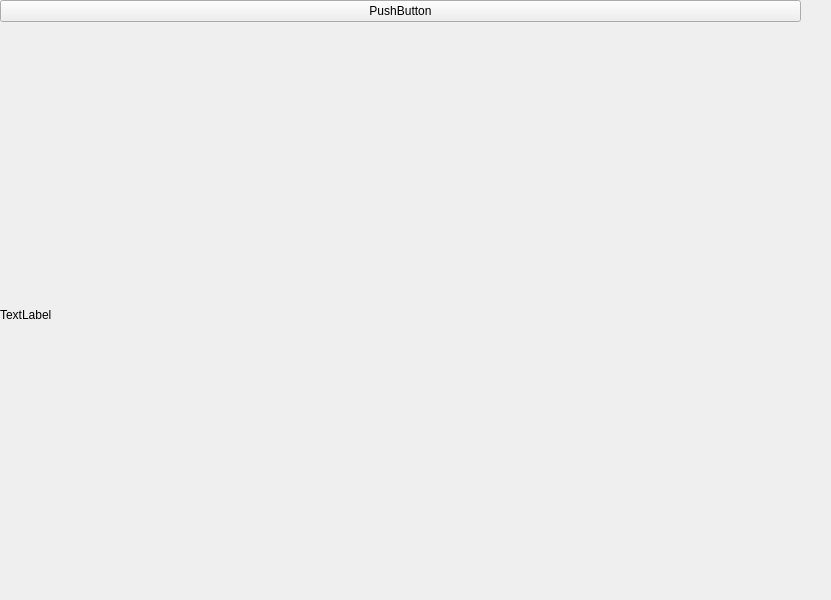
Qt form Proyecto/Interfaces/vista_previa_pedidos_window.ui (EdCenten0/MAPA-Python) before a commit.
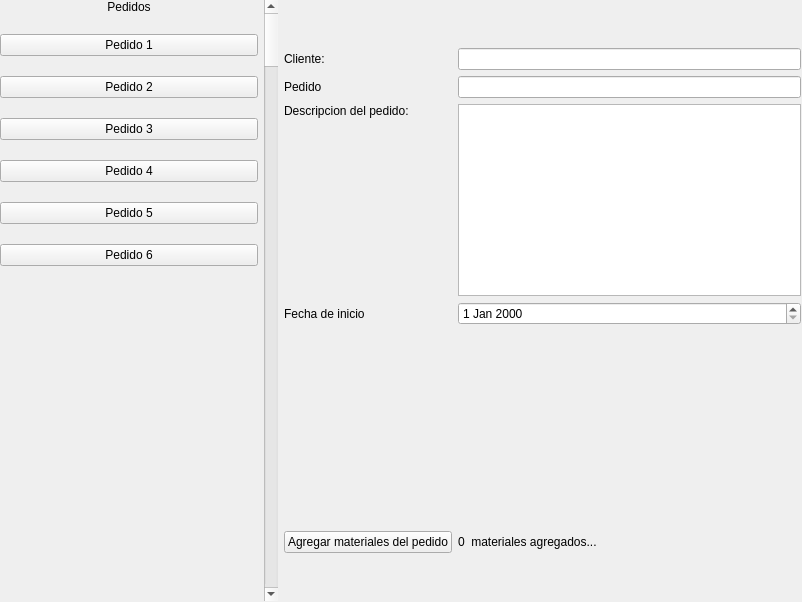
The same form after that commit.

Commit message: Ventana de vista previa de pedidos diseñada

Patch:
```diff
--- a/Proyecto/Interfaces/vista_previa_pedidos_window.ui
+++ b/Proyecto/Interfaces/vista_previa_pedidos_window.ui
@@ -6,8 +6,8 @@
    <rect>
     <x>0</x>
     <y>0</y>
-    <width>831</width>
-    <height>600</height>
+    <width>802</width>
+    <height>602</height>
    </rect>
   </property>
   <property name="windowTitle">
@@ -23,27 +23,203 @@
       <height>601</height>
      </rect>
     </property>
-    <layout class="QHBoxLayout" name="horizontalLayout">
+    <layout class="QHBoxLayout" name="horizontalLayout" stretch="1,0,2">
      <item>
-      <layout class="QVBoxLayout" name="verticalLayout">
-       <item>
-        <widget class="QPushButton" name="pushButton">
-         <property name="text">
-          <string>PushButton</string>
-         </property>
-        </widget>
-       </item>
+      <layout class="QVBoxLayout" name="verticalLayout" stretch="0,0,0,0,0,0,0,0">
+       <property name="spacing">
+        <number>20</number>
+       </property>
+       <property name="bottomMargin">
+        <number>30</number>
+       </property>
        <item>
         <widget class="QLabel" name="label">
+         <property name="frameShadow">
+          <enum>QFrame::Plain</enum>
+         </property>
          <property name="text">
-          <string>TextLabel</string>
+          <string>Pedidos</string>
          </property>
+         <property name="alignment">
+          <set>Qt::AlignCenter</set>
+         </property>
         </widget>
        </item>
+       <item>
+        <widget class="QPushButton" name="pushButton">
+         <property name="text">
+          <string>Pedido 1</string>
+         </property>
+        </widget>
+       </item>
+       <item>
+        <widget class="QPushButton" name="pushButton_6">
+         <property name="text">
+          <string>Pedido 2</string>
+         </property>
+        </widget>
+       </item>
+       <item>
+        <widget class="QPushButton" name="pushButton_5">
+         <property name="text">
+          <string>Pedido 3</string>
+         </property>
+        </widget>
+       </item>
+       <item>
+        <widget class="QPushButton" name="pushButton_2">
+         <property name="text">
+          <string>Pedido 4</string>
+         </property>
+        </widget>
+       </item>
+       <item>
+        <widget class="QPushButton" name="pushButton_4">
+         <property name="text">
+          <string>Pedido 5</string>
+         </property>
+        </widget>
+       </item>
+       <item>
+        <widget class="QPushButton" name="pushButton_3">
+         <property name="text">
+          <string>Pedido 6</string>
+         </property>
+        </widget>
+       </item>
+       <item>
+        <spacer name="verticalSpacer">
+         <property name="orientation">
+          <enum>Qt::Vertical</enum>
+         </property>
+         <property name="sizeHint" stdset="0">
+          <size>
+           <width>11</width>
+           <height>30</height>
+          </size>
+         </property>
+        </spacer>
+       </item>
       </layout>
      </item>
      <item>
-      <layout class="QGridLayout" name="gridLayout"/>
+      <widget class="QScrollBar" name="verticalScrollBar">
+       <property name="orientation">
+        <enum>Qt::Vertical</enum>
+       </property>
+      </widget>
+     </item>
+     <item>
+      <layout class="QGridLayout" name="gridLayout">
+       <item row="0" column="1">
+        <spacer name="verticalSpacer_4">
+         <property name="orientation">
+          <enum>Qt::Vertical</enum>
+         </property>
+         <property name="sizeHint" stdset="0">
+          <size>
+           <width>20</width>
+           <height>40</height>
+          </size>
+         </property>
+        </spacer>
+       </item>
+       <item row="3" column="0">
+        <widget class="QLabel" name="label_4">
+         <property name="text">
+          <string>Descripcion del pedido:</string>
+         </property>
+         <property name="textFormat">
+          <enum>Qt::AutoText</enum>
+         </property>
+         <property name="scaledContents">
+          <bool>false</bool>
+         </property>
+         <property name="alignment">
+          <set>Qt::AlignLeading|Qt::AlignLeft|Qt::AlignTop</set>
+         </property>
+         <property name="wordWrap">
+          <bool>false</bool>
+         </property>
+        </widget>
+       </item>
+       <item row="1" column="0">
+        <widget class="QLabel" name="label_2">
+         <property name="text">
+          <string>Cliente: </string>
+         </property>
+        </widget>
+       </item>
+       <item row="6" column="1">
+        <widget class="QLabel" name="label_6">
+         <property name="text">
+          <string>0  materiales agregados...</string>
+         </property>
+        </widget>
+       </item>
+       <item row="7" column="1">
+        <spacer name="verticalSpacer_3">
+         <property name="orientation">
+          <enum>Qt::Vertical</enum>
+         </property>
+         <property name="sizeHint" stdset="0">
+          <size>
+           <width>20</width>
+           <height>40</height>
+          </size>
+         </property>
+        </spacer>
+       </item>
+       <item row="6" column="0">
+        <widget class="QPushButton" name="pushButton_7">
+         <property name="text">
+          <string>Agregar materiales del pedido</string>
+         </property>
+        </widget>
+       </item>
+       <item row="4" column="1">
+        <widget class="QDateEdit" name="dateEdit"/>
+       </item>
+       <item row="4" column="0">
+        <widget class="QLabel" name="label_5">
+         <property name="text">
+          <string>Fecha de inicio</string>
+         </property>
+        </widget>
+       </item>
+       <item row="2" column="1">
+        <widget class="QLineEdit" name="lineEdit_2"/>
+       </item>
+       <item row="3" column="1">
+        <widget class="QTextEdit" name="textEdit"/>
+       </item>
+       <item row="1" column="1">
+        <widget class="QLineEdit" name="lineEdit"/>
+       </item>
+       <item row="2" column="0">
+        <widget class="QLabel" name="label_3">
+         <property name="text">
+          <string>Pedido</string>
+         </property>
+        </widget>
+       </item>
+       <item row="5" column="1">
+        <spacer name="verticalSpacer_2">
+         <property name="orientation">
+          <enum>Qt::Vertical</enum>
+         </property>
+         <property name="sizeType">
+          <enum>QSizePolicy::Expanding</enum>
+         </property>
+         <property name="sizeHint" stdset="0">
+          <size>
+           <width>20</width>
+           <height>200</height>
+          </size>
+         </property>
+        </spacer>
+       </item>
+      </layout>
      </item>
     </layout>
    </widget>
```
Left out of the diff: 2 changed lines with no effect on the pictures. The commit also changes 1 other file.
